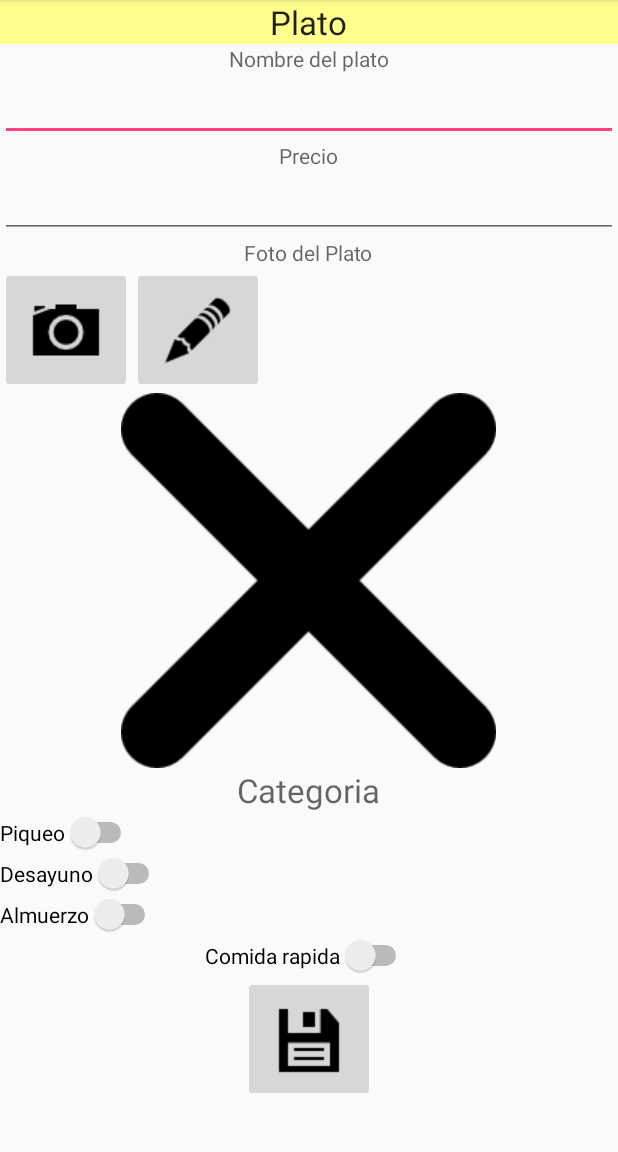
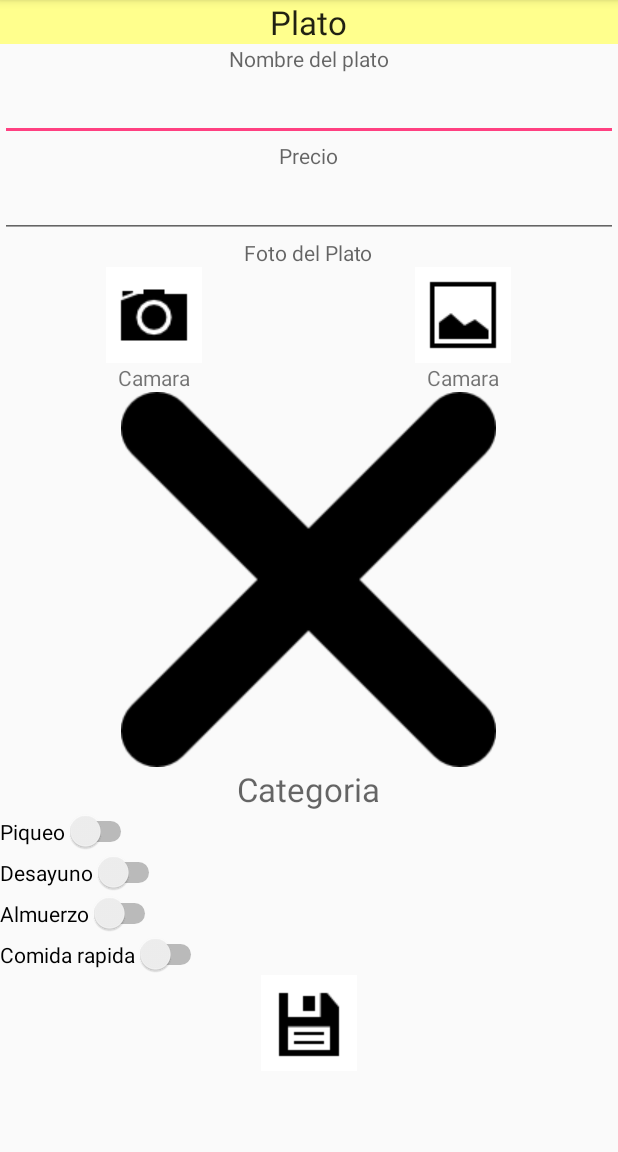
Before and after one commit to obayona/FoodEspol, an Android app: the NuevoPlato screen opened directly, with no data from a screen before it, on a phone screen of 412 x 824 dp, the part 84-1236 px from its top. Run offline under Robolectric (Android 15) with nearby library versions, the phone set to English and light mode, and no system bars.

Commit message:
eliminacion de Menus,Platos, mejora de apariencia

```diff
--- a/FoodEspolAdmin/app/src/main/java/ec/espol/food/foodespoladmin/Adapters/MenuAdapter.java
+++ b/FoodEspolAdmin/app/src/main/java/ec/espol/food/foodespoladmin/Adapters/MenuAdapter.java
@@ -64,9 +64,9 @@ public class MenuAdapter extends ArrayAdapter<Menu> {
             private Observer dataObserver=observer;
             @Override
             public void onClick(View v) {
-                Log.i("Mensaje", "Se quiere eliminar un Menu: "+dataMenu.id);
+                Log.i("Mensaje", "Se quiere eliminar un Menu: "+dataMenu.getId());
                 RequestMenus requestMenus = new RequestMenus(getContext(),dataObserver);
-                requestMenus.eliminarMenu(dataMenu.id);
+                requestMenus.eliminarMenu(dataMenu.getId());
             }
         });
         return convertView;
--- a/FoodEspolAdmin/app/src/main/java/ec/espol/food/foodespoladmin/Controllers/RequestMenus.java
+++ b/FoodEspolAdmin/app/src/main/java/ec/espol/food/foodespoladmin/Controllers/RequestMenus.java
@@ -74,8 +74,9 @@ public class RequestMenus {
 
                         try {
 
-                            JSONArray menus=response.getJSONArray("menus");
-                            observer.update(menus);
+                            boolean ban=response.getBoolean("ban");
+                            if(ban)
+                                getMenus();
                         } catch (JSONException e) {
                             Toast.makeText(context,"Error en el servidor",Toast.LENGTH_LONG).show();
                         }
--- a/FoodEspolAdmin/app/src/main/java/ec/espol/food/foodespoladmin/Model/Menu.java
+++ b/FoodEspolAdmin/app/src/main/java/ec/espol/food/foodespoladmin/Model/Menu.java
@@ -4,8 +4,8 @@ package ec.espol.food.foodespoladmin.Model;
  * Created by jorge on 7/2/16.
  */
 public class Menu {
-    public String fecha;
-    public int id;
+    private String fecha;
+    private int id;
 
     public Menu( int id,String fecha) {
         this.fecha = fecha;
--- a/FoodEspolAdmin/app/src/main/java/ec/espol/food/foodespoladmin/Platos.java
+++ b/FoodEspolAdmin/app/src/main/java/ec/espol/food/foodespoladmin/Platos.java
@@ -71,7 +71,7 @@ public class Platos extends Fragment implements Observer {
         String photoPath;
         Plato plato;
         ListView elementsPlatos = (ListView) view.findViewById(R.id.listPlatos);
-        PlatosAdapter adapterPlatos = new PlatosAdapter(getContext(), platos);
+        PlatosAdapter adapterPlatos = new PlatosAdapter(getContext(), platos,this);
         elementsPlatos.setAdapter(adapterPlatos);
         elementsPlatos.setOnItemClickListener(new AdapterView.OnItemClickListener() {
             @Override
--- a/FoodEspolAdmin/app/src/main/res/layout/activity_nuevo_plato.xml
+++ b/FoodEspolAdmin/app/src/main/res/layout/activity_nuevo_plato.xml
@@ -28,14 +28,12 @@
     android:layout_height="wrap_content">
 
 
-    <LinearLayout xmlns:android="http://schemas.android.com/apk/res/android"
-        xmlns:tools="http://schemas.android.com/tools"
+    <LinearLayout
         android:layout_width="match_parent"
         android:layout_height="wrap_content"
         android:orientation="vertical">
 
-            <LinearLayout xmlns:android="http://schemas.android.com/apk/res/android"
-                xmlns:tools="http://schemas.android.com/tools"
+            <LinearLayout
                 android:layout_width="match_parent"
                 android:layout_height="wrap_content"
                 android:orientation="vertical">
@@ -44,21 +42,18 @@
                     android:layout_height="wrap_content"
                     android:id="@+id/editText4"
                     android:hint="@string/platoName"
-                    android:layout_weight="1"
                     android:layout_gravity="center_horizontal" />
 
                 <EditText
                     android:layout_width="match_parent"
                     android:layout_height="wrap_content"
                     android:id="@+id/editNombrePlato"
-                    android:inputType="textCapSentences|text"
-                    android:layout_weight="1" />
+                    android:inputType="textCapSentences|text" />
             </LinearLayout>
 
 
 
-            <LinearLayout xmlns:android="http://schemas.android.com/apk/res/android"
-                xmlns:tools="http://schemas.android.com/tools"
+            <LinearLayout
                 android:layout_width="match_parent"
                 android:layout_height="wrap_content"
                 android:orientation="vertical">
@@ -79,9 +74,7 @@
 
 
 
-            <LinearLayout xmlns:android="http://schemas.android.com/apk/res/android"
-                xmlns:tools="http://schemas.android.com/tools"
-                android:layout_width="match_parent"
+            <LinearLayout android:layout_width="match_parent"
                 android:layout_height="wrap_content"
                 android:orientation="vertical">
                 <TextView
@@ -92,22 +85,58 @@
                     android:layout_weight="1"
                     android:layout_gravity="center_horizontal" />
 
-                <LinearLayout xmlns:android="http://schemas.android.com/apk/res/android"
-                    xmlns:tools="http://schemas.android.com/tools"
-                    android:layout_width="match_parent"
+                <LinearLayout android:layout_width="match_parent"
                     android:layout_height="wrap_content"
                     android:orientation="horizontal">
+                    <LinearLayout
+                        android:orientation="vertical"
+                        android:layout_width="0dp"
+                        android:layout_height="wrap_content"
+                        android:layout_weight="0.5"
+                        android:id="@+id/wrapperCamara">
 
                         <ImageButton
                             android:layout_width="wrap_content"
                             android:layout_height="wrap_content"
                             android:id="@+id/btnPlatoCamara"
-                        android:src="@drawable/ic_action_camera"/>
+                            android:src="@drawable/ic_action_camera"
+                            android:background="#FFFFFF"
+                            android:layout_gravity="center"/>
+
+                        <TextView
+                            android:layout_width="wrap_content"
+                            android:layout_height="wrap_content"
+                            android:text="Camara"
+                            android:id="@+id/textView12"
+                            android:layout_gravity="center"/>
+
+                    </LinearLayout>
+                    <LinearLayout
+                        android:orientation="vertical"
+                        android:layout_width="0dp"
+                        android:layout_height="wrap_content"
+                        android:layout_weight="0.5"
+                        android:id="@+id/wrapperGaleria">
+
                         <ImageButton
                             android:layout_width="wrap_content"
                             android:layout_height="wrap_content"
                             android:id="@+id/btnPlatoGaleria"
-                        android:src="@drawable/ic_action_edit"/>
+                            android:src="@drawable/ic_action_picture"
+                            android:background="#FFFFFF"
+                            android:layout_gravity="center"/>
+
+                        <TextView
+                            android:layout_width="wrap_content"
+                            android:layout_height="wrap_content"
+                            android:text="Camara"
+                            android:id="@+id/textView13"
+                            android:layout_gravity="center"/>
+
+                    </LinearLayout>
+
+
+
 
 
                 </LinearLayout>
@@ -185,7 +214,6 @@
                 android:layout_height="wrap_content"
                 android:text="@string/categoriaComidaRapida"
                 android:id="@+id/switchComidaRapida"
-                android:layout_gravity="center_horizontal"
                 android:layout_weight="1" />
 
 
@@ -196,7 +224,8 @@
             android:layout_height="wrap_content"
             android:id="@+id/btnGuardarPlato"
             android:src="@drawable/ic_action_save"
-            android:layout_gravity="center_horizontal" />
+            android:layout_gravity="center_horizontal"
+            android:background="#FFFFFF"/>
 
     </LinearLayout>
     </ScrollView>
```
Also changed, not shown: FoodEspolAdmin/app/src/main/java/ec/espol/food/foodespoladmin/Adapters/PlatosAdapter.java (+11 -3 lines), FoodEspolAdmin/app/src/main/java/ec/espol/food/foodespoladmin/Controllers/RequestPlatos.java (+32 -0 lines), FoodEspolAdmin/app/src/main/res/layout/activity_restaurante.xml (+49 -51 lines), FoodEspolAdmin/app/src/main/res/drawable/ic_action_picture.png (added), 3 other files. Lines whose indentation alone changed are shown as unchanged.
